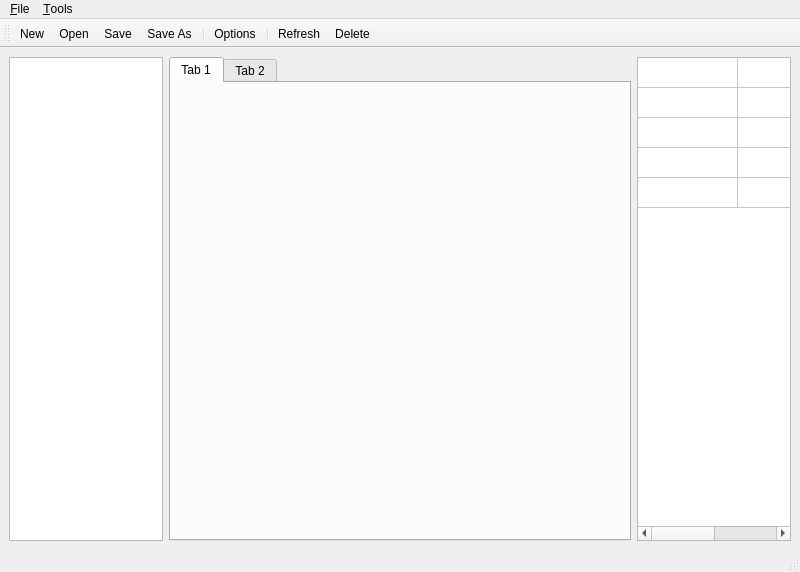
The window that templates/mainframe.ui (GandaG/fomod-designer) describes before a commit, drawn with Qt 5.
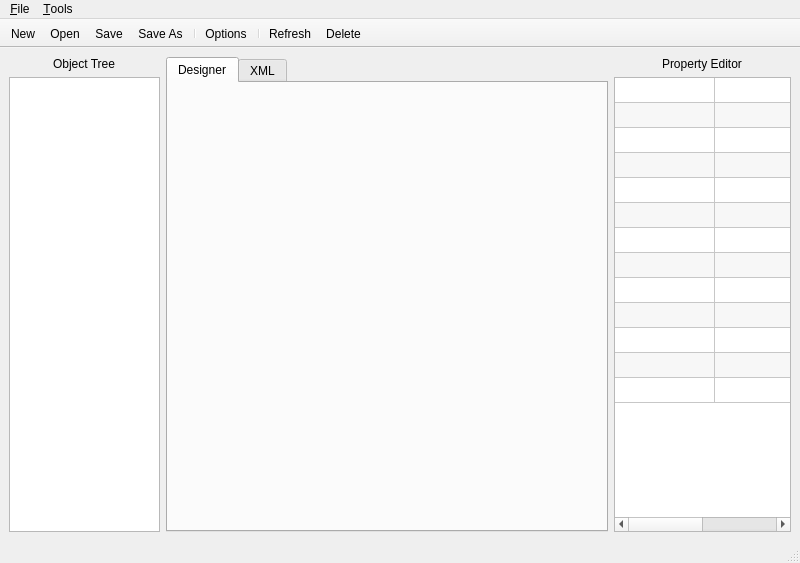
The same window after the commit. Icons and pictures are not drawn.

Commit message: Fixed some labels in the main window. Added python code for gui.

```diff
--- a/templates/mainframe.ui
+++ b/templates/mainframe.ui
@@ -7,17 +7,65 @@
     <x>0</x>
     <y>0</y>
     <width>800</width>
-    <height>572</height>
+    <height>563</height>
    </rect>
   </property>
   <property name="windowTitle">
    <string>MainWindow</string>
   </property>
   <widget class="QWidget" name="centralwidget">
-   <layout class="QHBoxLayout" name="horizontalLayout_2">
-    <item>
-     <layout class="QHBoxLayout" name="horizontalLayout">
-      <item>
+   <layout class="QGridLayout" name="gridLayout">
+    <item row="0" column="0" alignment="Qt::AlignHCenter">
+     <widget class="QLabel" name="label_2">
+      <property name="sizePolicy">
+       <sizepolicy hsizetype="Preferred" vsizetype="Preferred">
+        <horstretch>1</horstretch>
+        <verstretch>0</verstretch>
+       </sizepolicy>
+      </property>
+      <property name="text">
+       <string>Object Tree</string>
+      </property>
+     </widget>
+    </item>
+    <item row="0" column="1" rowspan="2">
+     <widget class="QTabWidget" name="tabWidget">
+      <property name="sizePolicy">
+       <sizepolicy hsizetype="Expanding" vsizetype="Expanding">
+        <horstretch>10</horstretch>
+        <verstretch>0</verstretch>
+       </sizepolicy>
+      </property>
+      <property name="currentIndex">
+       <number>0</number>
+      </property>
+      <widget class="QWidget" name="tab">
+       <attribute name="title">
+        <string>Designer</string>
+       </attribute>
+       <layout class="QHBoxLayout" name="horizontalLayout"/>
+      </widget>
+      <widget class="QWidget" name="tab_2">
+       <attribute name="title">
+        <string>XML</string>
+       </attribute>
+      </widget>
+     </widget>
+    </item>
+    <item row="0" column="2" alignment="Qt::AlignHCenter">
+     <widget class="QLabel" name="label">
+      <property name="sizePolicy">
+       <sizepolicy hsizetype="Preferred" vsizetype="Preferred">
+        <horstretch>4</horstretch>
+        <verstretch>0</verstretch>
+       </sizepolicy>
+      </property>
+      <property name="text">
+       <string>Property Editor</string>
+      </property>
+     </widget>
+    </item>
+    <item row="1" column="0">
        <widget class="QTreeView" name="treeView">
         <property name="enabled">
          <bool>true</bool>
@@ -25,7 +73,7 @@
         <property name="sizePolicy">
          <sizepolicy hsizetype="Expanding" vsizetype="Expanding">
           <horstretch>1</horstretch>
-          <verstretch>0</verstretch>
+        <verstretch>1</verstretch>
          </sizepolicy>
         </property>
         <property name="minimumSize">
@@ -36,39 +84,40 @@
         </property>
        </widget>
       </item>
-      <item>
-       <widget class="QTabWidget" name="tabWidget">
-        <property name="sizePolicy">
-         <sizepolicy hsizetype="Expanding" vsizetype="Expanding">
-          <horstretch>3</horstretch>
-          <verstretch>0</verstretch>
-         </sizepolicy>
-        </property>
-        <property name="currentIndex">
-         <number>0</number>
-        </property>
-        <widget class="QWidget" name="tab">
-         <attribute name="title">
-          <string>Tab 1</string>
-         </attribute>
-        </widget>
-        <widget class="QWidget" name="tab_2">
-         <attribute name="title">
-          <string>Tab 2</string>
-         </attribute>
-        </widget>
-       </widget>
-      </item>
-      <item>
+    <item row="1" column="2">
        <widget class="QTableWidget" name="tableWidget">
         <property name="sizePolicy">
          <sizepolicy hsizetype="Expanding" vsizetype="Expanding">
-          <horstretch>1</horstretch>
+        <horstretch>4</horstretch>
           <verstretch>0</verstretch>
          </sizepolicy>
         </property>
+      <property name="frameShape">
+       <enum>QFrame::StyledPanel</enum>
+      </property>
+      <property name="frameShadow">
+       <enum>QFrame::Plain</enum>
+      </property>
+      <property name="lineWidth">
+       <number>0</number>
+      </property>
+      <property name="horizontalScrollBarPolicy">
+       <enum>Qt::ScrollBarAsNeeded</enum>
+      </property>
+      <property name="sizeAdjustPolicy">
+       <enum>QAbstractScrollArea::AdjustIgnored</enum>
+      </property>
+      <property name="alternatingRowColors">
+       <bool>true</bool>
+      </property>
+      <property name="gridStyle">
+       <enum>Qt::SolidLine</enum>
+      </property>
+      <property name="wordWrap">
+       <bool>true</bool>
+      </property>
         <property name="rowCount">
-         <number>5</number>
+       <number>13</number>
         </property>
         <property name="columnCount">
          <number>2</number>
@@ -76,19 +125,59 @@
         <attribute name="horizontalHeaderVisible">
          <bool>false</bool>
         </attribute>
+      <attribute name="horizontalHeaderCascadingSectionResizes">
+       <bool>true</bool>
+      </attribute>
+      <attribute name="horizontalHeaderDefaultSectionSize">
+       <number>100</number>
+      </attribute>
+      <attribute name="horizontalHeaderMinimumSectionSize">
+       <number>5</number>
+      </attribute>
+      <attribute name="horizontalHeaderShowSortIndicator" stdset="0">
+       <bool>false</bool>
+      </attribute>
+      <attribute name="horizontalHeaderStretchLastSection">
+       <bool>true</bool>
+      </attribute>
         <attribute name="verticalHeaderVisible">
          <bool>false</bool>
         </attribute>
+      <attribute name="verticalHeaderCascadingSectionResizes">
+       <bool>false</bool>
+      </attribute>
+      <attribute name="verticalHeaderDefaultSectionSize">
+       <number>25</number>
+      </attribute>
+      <attribute name="verticalHeaderStretchLastSection">
+       <bool>false</bool>
+      </attribute>
         <row/>
         <row/>
         <row/>
         <row/>
         <row/>
+      <row/>
+      <row/>
+      <row/>
+      <row/>
+      <row/>
+      <row/>
+      <row/>
+      <row/>
         <column/>
         <column/>
-       </widget>
-      </item>
-     </layout>
+      <item row="0" column="0">
+       <property name="text">
+        <string/>
+       </property>
+      </item>
+      <item row="0" column="1">
+       <property name="text">
+        <string/>
+       </property>
+      </item>
+     </widget>
     </item>
    </layout>
   </widget>
@@ -127,6 +216,15 @@
    <property name="windowTitle">
     <string>toolBar</string>
    </property>
+   <property name="movable">
+    <bool>false</bool>
+   </property>
+   <property name="toolButtonStyle">
+    <enum>Qt::ToolButtonIconOnly</enum>
+   </property>
+   <property name="floatable">
+    <bool>true</bool>
+   </property>
    <attribute name="toolBarArea">
     <enum>TopToolBarArea</enum>
    </attribute>
```
Lines whose indentation alone changed are shown as unchanged. The commit also changes 3 other files.
